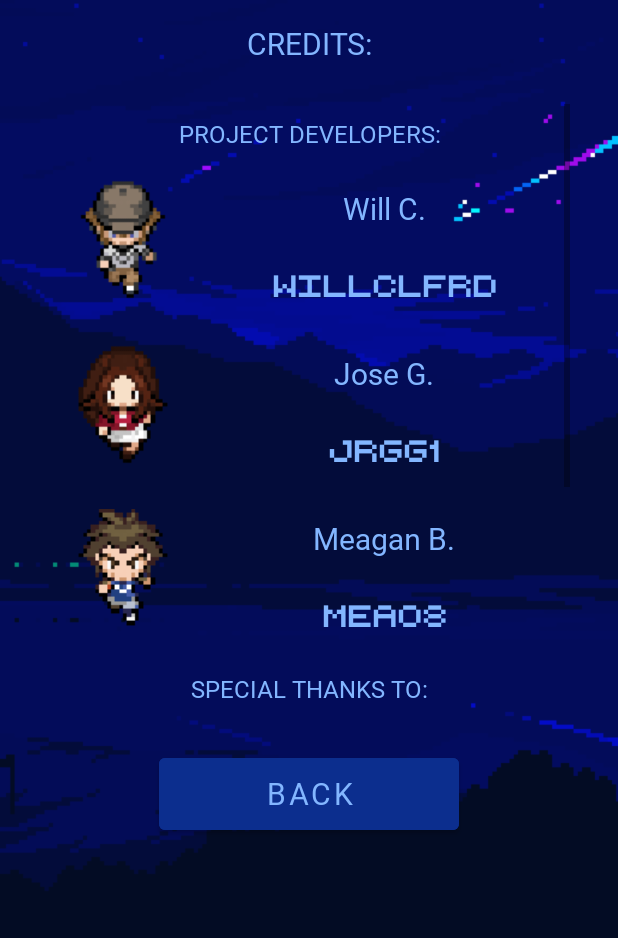
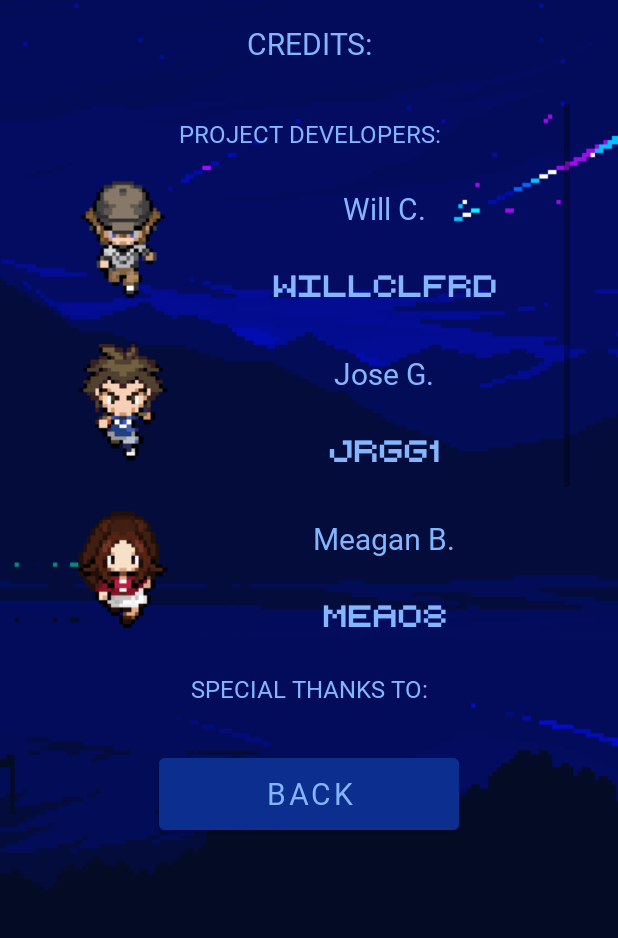
Before and after one commit to WillClfrd/TheGuidesGrandAdventure, an Android app: the CreditsActivity screen opened directly, with no data from a screen before it, on a phone screen of 412 x 824 dp, the part 298-1236 px from its top. Run offline under Robolectric (Android 15) with nearby library versions, the phone set to English and light mode, and no system bars; Roboto replaces fonts that are not available here.

Commit message:
Minor quality updates, some bug fixing with runnable functions.

```diff
--- a/app/src/main/java/edu/utsa/cs3443/theguidesgrandadventure/CreditsActivity.java
+++ b/app/src/main/java/edu/utsa/cs3443/theguidesgrandadventure/CreditsActivity.java
@@ -1,7 +1,5 @@
 package edu.utsa.cs3443.theguidesgrandadventure;
 
-import android.annotation.SuppressLint;
-import android.graphics.drawable.Drawable;
 import android.os.Bundle;
 import android.os.Handler;
 import android.view.View;
@@ -41,8 +39,8 @@ public class CreditsActivity extends AppCompatActivity {
 
         Button returnMenuButton = findViewById(R.id.credit_return_button);
         ImageView will = findViewById(R.id.dev_image1);
-        ImageView rob = findViewById(R.id.dev_image2);;
-        ImageView meag = findViewById(R.id.dev_image3);;
+        ImageView rob = findViewById(R.id.dev_image2);
+        ImageView meag = findViewById(R.id.dev_image3);
         setupButton(returnMenuButton);
 
         int willLeft = R.drawable.will_left;
@@ -63,7 +61,7 @@ public class CreditsActivity extends AppCompatActivity {
                     meag.setImageResource(meagLeft);
                     countingUp = false;
                 }
-                else if(!countingUp){
+                else {
                     will.setImageResource(willRight);
                     rob.setImageResource(robRight);
                     meag.setImageResource(meagRight);
--- a/app/src/main/res/layout/activity_credits.xml
+++ b/app/src/main/res/layout/activity_credits.xml
@@ -1,7 +1,6 @@
 <?xml version="1.0" encoding="utf-8"?>
 <androidx.constraintlayout.widget.ConstraintLayout xmlns:android="http://schemas.android.com/apk/res/android"
     xmlns:app="http://schemas.android.com/apk/res-auto"
-    xmlns:tools="http://schemas.android.com/tools"
     android:layout_width="match_parent"
     android:layout_height="match_parent"
     android:background="#000C38">
@@ -130,7 +129,7 @@
                         android:layout_height="match_parent">
 
                         <ImageView
-                            android:id="@+id/dev_image3"
+                            android:id="@+id/dev_image2"
                             android:layout_width="80sp"
                             android:layout_height="80sp"
                             android:layout_gravity="center"
@@ -180,7 +179,7 @@
                         android:layout_height="match_parent">
 
                         <ImageView
-                            android:id="@+id/dev_image2"
+                            android:id="@+id/dev_image3"
                             android:layout_width="80sp"
                             android:layout_height="80sp"
                             android:layout_gravity="center"
```
